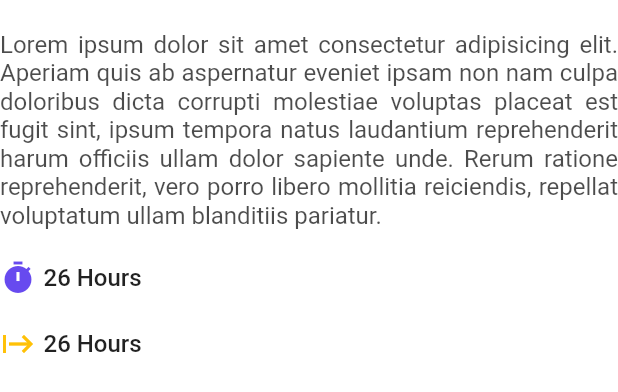
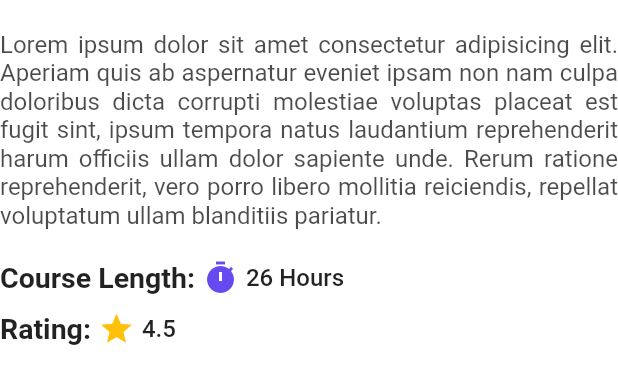
Before and after one commit to nandatritona/Courses-online, a Flutter app: the DescriptionSection widget shown alone on an empty page, opened directly, on a phone screen of 412 x 824 dp. Shown: the top 392 px of the screen. Run offline on Flutter 3.47's test engine with Material 2 defaults, Android fonts, the phone set to English and light mode, and no system bars.

Commit message:
finish desain widgets

```diff
--- a/lib/screens/course_screen.dart
+++ b/lib/screens/course_screen.dart
@@ -19,8 +19,8 @@ class _CourseScreenState extends State<CourseScreen> {
                 foregroundColor: Colors.black,
                 backgroundColor: Colors.white,
                 elevation: 0,
-                centerTitle: false,
-                // centerTitle: true,
+                // centerTitle: false,
+                centerTitle: true,
                 title: Text(
                     widget.img,
                     style: TextStyle(
--- a/lib/widgets/description_section.dart
+++ b/lib/widgets/description_section.dart
@@ -20,11 +20,20 @@ class DescriptionSection extends StatelessWidget {
                     SizedBox(height: 20),
                     Row(
                         children: [
+                            Text(
+                                "Course Length:",
+                                style: TextStyle(
+                                    fontSize: 19,
+                                    fontWeight: FontWeight.w600,
+                                ),
+                            ),
+                            // Spacer(),
+                            SizedBox(width: 5,),
                             Icon(
                                 Icons.timer,
                                 color: Color(0xFF674AEF),
                             ),
-                            SizedBox(width: 5,),
+                            SizedBox(width: 5),
                             Text(
                                 "26 Hours",
                                 style: TextStyle(
@@ -34,16 +43,25 @@ class DescriptionSection extends StatelessWidget {
                             ),
                         ],
                     ),
-                    SizedBox(height: 20),
+                    SizedBox(height: 10),
                     Row(
                         children: [
+                            Text(
+                                "Rating:",
+                                style: TextStyle(
+                                    fontSize: 19,
+                                    fontWeight: FontWeight.w600,
+                                ),
+                            ),
+                            // Spacer(),
+                            SizedBox(width: 5),
                             Icon(
-                                Icons.start,
+                                Icons.star,
                                 color: Colors.amber,
                             ),
-                            SizedBox(width: 5,),
+                            SizedBox(width: 5),
                             Text(
-                                "26 Hours",
+                                "4.5",
                                 style: TextStyle(
                                     fontSize: 16,
                                     fontWeight: FontWeight.w500,
```
Also changed, not shown: pubspec.lock, 1 other file.
